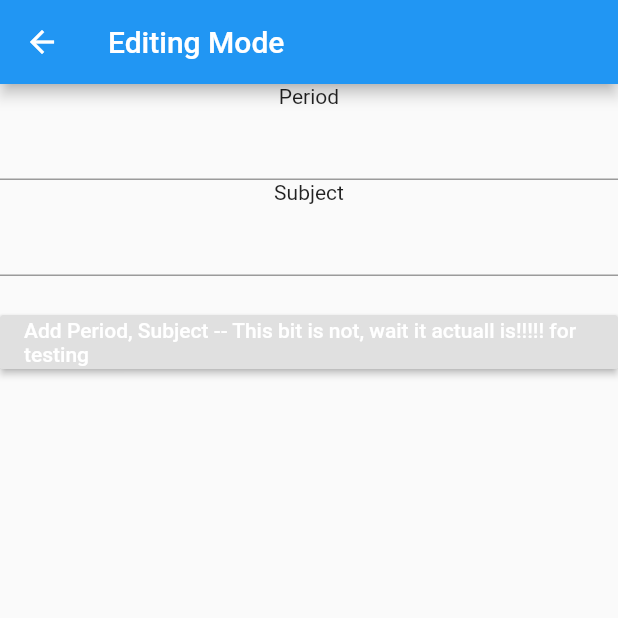
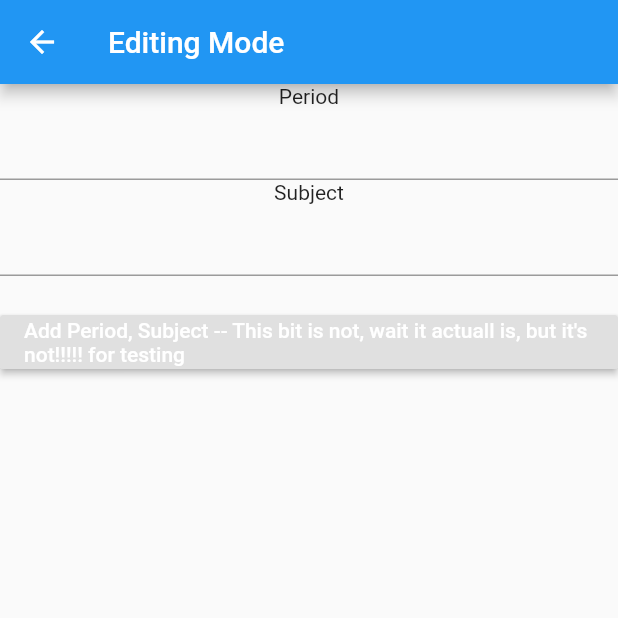
Before and after one commit to Batman08/Timetable, a Flutter app: the EditingPage screen opened by its route, on a phone screen of 412 x 824 dp, the top half of it. Run offline on Flutter 3.47's test engine with Material 2 defaults, Android fonts, the phone set to English and light mode, and no system bars.

Commit message:
Think i solved it woo hoo

```diff
--- a/lib/Pages/EditingPage.dart
+++ b/lib/Pages/EditingPage.dart
@@ -32,7 +32,7 @@ class EditingPageState extends State<EditingPage>{
           ),
           new Padding(padding: new EdgeInsets.only(top: 20.0)),
           new RaisedButton(
-            child: new Text("Add Period, Subject -- This bit is not, wait it actuall is!!!!! for testing"),
+            child: new Text("Add Period, Subject -- This bit is not, wait it actuall is, but it's not!!!!! for testing"),
             onPressed: () => null,
             colorBrightness: Brightness.dark,
           )
```
